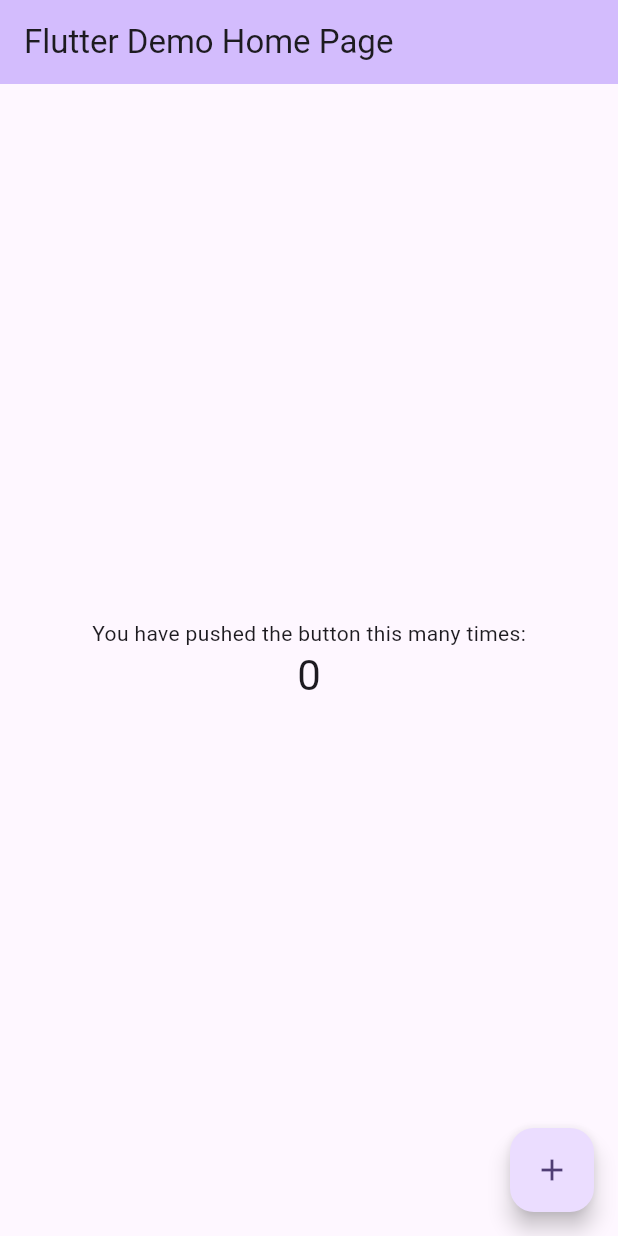
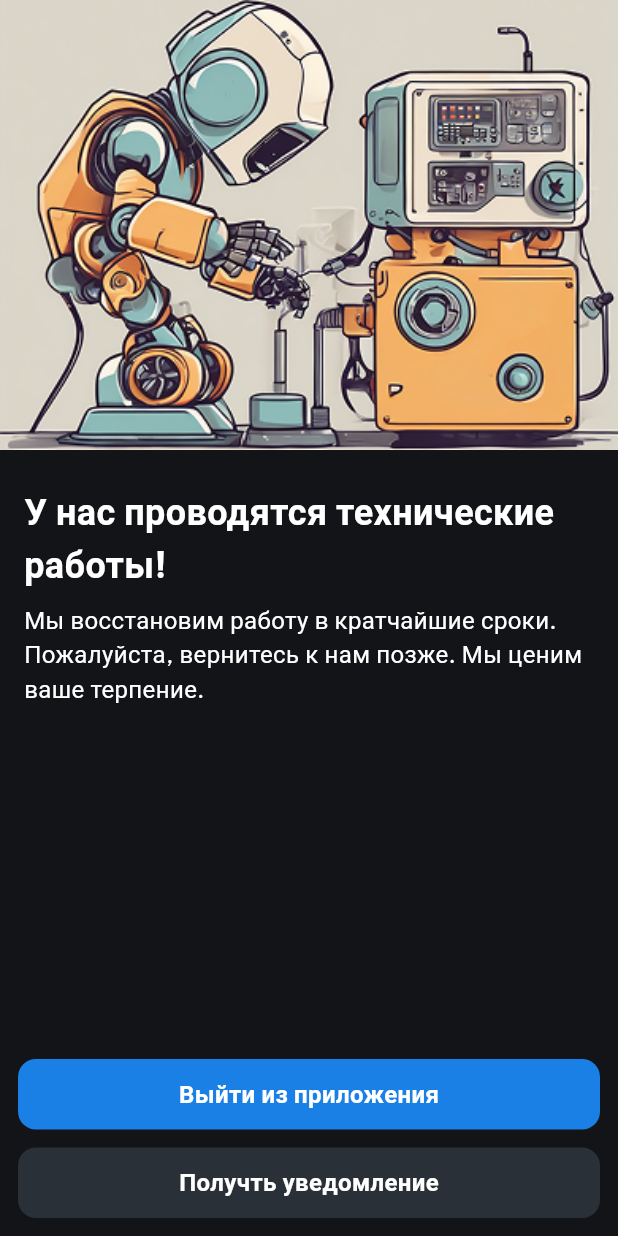
Before and after one commit to Testidedman/test, a Flutter app: the screen it shows after launch, on a phone screen of 412 x 824 dp. Run offline on Flutter 3.47's test engine with Material 3 defaults, Android fonts, the phone set to English and light mode, and no system bars; our stand-ins replace bloc, firebase_core, firebase_remote_config, flutter_bloc, flutter_svg, google_fonts and 1 more; missing offline and left inert: appmetrica_plugin; accounts and stored records are empty.

Commit message:
add technical_work_page and bloc

```diff
--- a/lib/constants/image_constants.dart
+++ b/lib/constants/image_constants.dart
@@ -1,4 +1,5 @@
 class ImageConstants {
   static const String updateImage = 'assets/images/update_image.png';
   static const String arrow = 'assets/icons/arrow.svg';
+  static const String technicalWork = 'assets/images/technical_work.png';
 }
--- /dev/null
+++ b/lib/features/technical_work/bloc/technical_work_bloc.dart
@@ -0,0 +1,15 @@
+import 'dart:io';
+import 'package:bloc/bloc.dart';
+
+part 'technical_work_event.dart';
+part 'technical_work_state.dart';
+
+class TechnicalWorkBloc extends Bloc<TechnicalWorkEvent, TechnicalWorkState> {
+  TechnicalWorkBloc() : super(TechnicalWorkState()) {
+    on<TechnicalWorkEventExitApp>(_exitApp);
+  }
+
+  void _exitApp(TechnicalWorkEventExitApp event, Emitter<TechnicalWorkState> emit) {
+    exit(0);
+  }
+}
--- /dev/null
+++ b/lib/features/technical_work/bloc/technical_work_event.dart
@@ -0,0 +1,5 @@
+part of 'technical_work_bloc.dart';
+
+class TechnicalWorkEvent {}
+
+class TechnicalWorkEventExitApp extends TechnicalWorkEvent {}
--- /dev/null
+++ b/lib/features/technical_work/bloc/technical_work_state.dart
@@ -0,0 +1,3 @@
+part of 'technical_work_bloc.dart';
+
+class TechnicalWorkState {}
--- /dev/null
+++ b/lib/features/technical_work/technical_work_page.dart
@@ -0,0 +1,80 @@
+import 'package:flutter/material.dart';
+import 'package:flutter_bloc/flutter_bloc.dart';
+import 'package:google_fonts/google_fonts.dart';
+import 'package:test_app/constants/image_constants.dart';
+import 'package:test_app/core/widgets/custom_button.dart';
+import 'package:test_app/features/technical_work/bloc/technical_work_bloc.dart';
+
+class TechnicalWorkPage extends StatelessWidget {
+  const TechnicalWorkPage({super.key});
+
+  @override
+  Widget build(BuildContext context) {
+    return Scaffold(
+      backgroundColor: Color(0xff121417),
+      body: Stack(
+        children: [
+          Column(
+            children: [
+              Image.asset(
+                ImageConstants.technicalWork,
+                width: double.infinity,
+                fit: BoxFit.cover,
+              ),
+              Padding(
+                padding: const EdgeInsets.only(left: 16, right: 16, top: 24, bottom: 12),
+                child: Column(
+                  crossAxisAlignment: CrossAxisAlignment.center,
+                  children: [
+                    Text(
+                      'У нас проводятся технические работы!',
+                      style: GoogleFonts.beVietnamPro(
+                          fontWeight: FontWeight.bold,
+                          fontSize: 24,
+                          color: Colors.white
+                      ),
+                    ),
+                    SizedBox(height: 8),
+                    Text(
+                      'Мы восстановим работу в кратчайшие сроки. '
+                          'Пожалуйста, вернитесь к нам позже. Мы ценим ваше терпение.',
+                      style: GoogleFonts.beVietnamPro(
+                          fontWeight: FontWeight.normal,
+                          fontSize: 16,
+                          color: Colors.white
+                      ),
+                    ),
+                  ],
+                ),
+              )
+            ],
+          ),
+          Positioned(
+              left: 12,
+              right: 12,
+              bottom: 12,
+              child: Column(
+                children: [
+                  CustomButton(
+                      colorButton: Color(0xff1A80E5),
+                      colorText: Colors.white,
+                      text: 'Выйти из приложения',
+                      onTap: () {
+                        context.read<TechnicalWorkBloc>().add(TechnicalWorkEventExitApp());
+                      }
+                  ),
+                  SizedBox(height: 12),
+                  CustomButton(
+                      colorButton: Color(0xff293038),
+                      colorText: Colors.white,
+                      text: 'Получть уведомление',
+                      onTap: () {}
+                  ),
+                ],
+              )
+          )
+        ],
+      ),
+    );
+  }
+}
--- a/lib/features/update_page/update_available_page.dart
+++ b/lib/features/update_page/update_available_page.dart
@@ -15,7 +15,6 @@ class UpdateAvailablePage extends StatelessWidget {
         body: SingleChildScrollView(
           physics: ClampingScrollPhysics(),
           child: Column(
-            crossAxisAlignment: CrossAxisAlignment.center,
             children: [
               Image.asset(
                 ImageConstants.updateImage,
--- a/lib/main.dart
+++ b/lib/main.dart
@@ -1,4 +1,7 @@
 import 'package:flutter/material.dart';
+import 'package:flutter_bloc/flutter_bloc.dart';
+import 'package:test_app/features/technical_work/bloc/technical_work_bloc.dart';
+import 'package:test_app/features/technical_work/technical_work_page.dart';
 import 'package:test_app/models/version_model.dart';
 import 'package:test_app/services/appmetrica_service.dart';
 import 'package:test_app/services/firebase_service.dart';
@@ -24,12 +27,10 @@ class MyApp extends StatelessWidget {
         colorScheme: ColorScheme.fromSeed(seedColor: Colors.deepPurple),
         useMaterial3: true,
       ),
-      home: switch (appStatus) {
-        AppStatus.technicalWorks => const MyHomePage(title: 'Flutter Demo Home Page'),
-        AppStatus.updateAvailable => const MyHomePage(title: 'Flutter Demo Home Page1'),
-        AppStatus.needUpdate => const MyHomePage(title: 'Flutter Demo Home Page2'),
-        AppStatus.none => const MyHomePage(title: 'Flutter Demo Home Page3'),
-      },
+      home: BlocProvider(
+  create: (context) => TechnicalWorkBloc(),
+  child: TechnicalWorkPage(),
+)
     );
   }
 }
--- a/pubspec.yaml
+++ b/pubspec.yaml
@@ -33,6 +33,7 @@ dependencies:
   flutter_downloader: ^1.12.0
   firebase_remote_config: ^5.4.2
   package_info_plus: ^8.3.0
+  flutter_bloc: ^9.0.0
 
 dev_dependencies:
   flutter_test:
```
Also changed, not shown: assets/images/technical_work.png (added), pubspec.lock.
